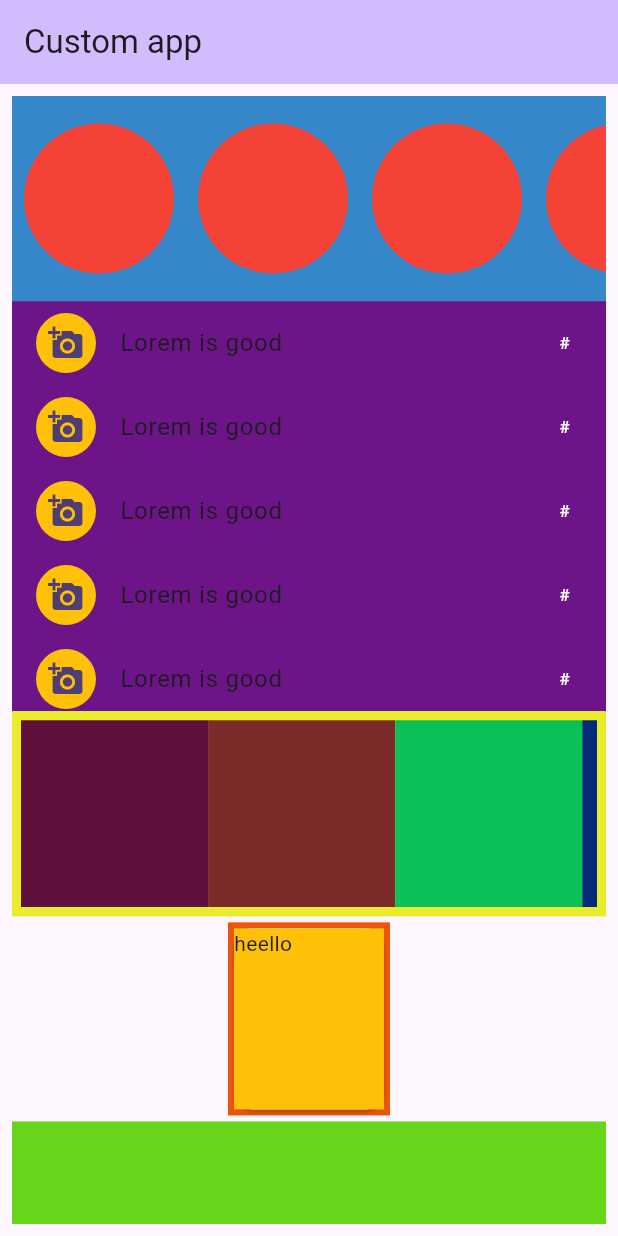
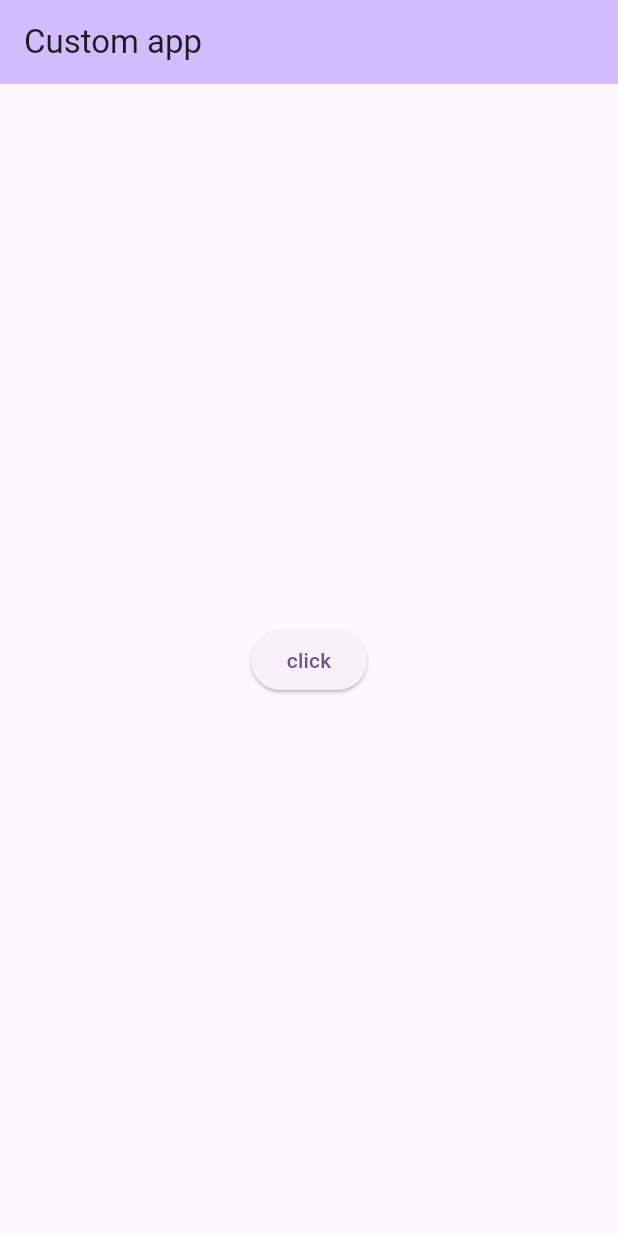
Before and after one commit to Foysalrabby/flutterparitce50, a Flutter app: the screen it shows after launch, on a phone screen of 412 x 824 dp. Run offline on Flutter 3.47's test engine with Material 3 defaults, Android fonts, the phone set to English and light mode, and no system bars.

Commit message:
create uihelper folder and custom.dart fil;e to call body

```diff
--- /dev/null
+++ b/myapp/lib/Uihelpercoustom/custowaget.dart
@@ -0,0 +1,11 @@
+import 'package:flutter/material.dart';
+import 'package:flutter/widgets.dart';
+
+class custombutton extends StatelessWidget {
+  // final buttonmane=required;
+  // final icon
+  @override
+  Widget build(BuildContext context) {
+    return ElevatedButton(onPressed: () {}, child: Text("ROUNDED"));
+  }
+}
--- a/myapp/lib/main.dart
+++ b/myapp/lib/main.dart
@@ -33,117 +33,16 @@ class MyHomePage extends StatefulWidget {
 class _MyHomePageState extends State<MyHomePage> {
   @override
   Widget build(BuildContext context) {
-    var arrycolor = [
-      Color.fromARGB(255, 95, 16, 60),
-      Color.fromARGB(255, 124, 42, 42),
-      Color.fromARGB(255, 11, 192, 86),
-      Color.fromARGB(255, 4, 42, 126)
-    ];
+
     return Scaffold(
         appBar: AppBar(
           backgroundColor: Theme.of(context).colorScheme.inversePrimary,
           title: Text(widget.title),
         ),
-        body: Container(
-          padding: EdgeInsets.all(8),
-          child: Column(children: [
-            Expanded(
-              flex: 2,
-              child: Container(
-                height: 150,
-                color: Color.fromARGB(255, 55, 136, 202),
-                child: ListView.builder(
-                  itemBuilder: (context, index) => Padding(
-                    padding: EdgeInsets.all(8),
-                    child: SizedBox(
-                      width: 100,
-                      child: CircleAvatar(
-                        backgroundColor: Colors.red,
-                      ),
-                    ),
-                  ),
-                  itemCount: 5,
-                  scrollDirection: Axis.horizontal,
-                ),
-              ),
-            ),
-            Expanded(
-              flex: 4,
-              child: Container(
-                height: 200,
-                color: Color.fromARGB(255, 109, 21, 136),
-                child: ListView.builder(
-                  itemBuilder: (context, index) {
-                    return (ListTile(
-                      leading: CircleAvatar(
-                        backgroundColor: Colors.amber, //leading sit first
-                        child: Icon(Icons.add_a_photo),
-                      ),
-                      title: Text("Lorem is good"), //tittle second
-                      trailing: Text(
-                        "#",
-                        style: TextStyle(color: Colors.white),
-                      ), //last bose
-                    ));
-                  },
-                  itemCount: 10,
-                ),
-              ),
-            ),
-            Expanded(
-              flex: 2,
-              child: Container(
-                  height: 200,
-                  color: Color.fromARGB(255, 233, 236, 43),
-                  child: Padding(
-                    padding: EdgeInsets.all(6),
-                    child: GridView.builder(
-                      gridDelegate: SliverGridDelegateWithFixedCrossAxisCount(
-                          crossAxisCount: 1),
-                      itemBuilder: (context, index) {
-                        return Container(
-                          color: arrycolor[index],
-                        );
-                      },
-                      itemCount: arrycolor.length,
-                      scrollDirection: Axis.horizontal,
-                    ),
-                  )),
-            ),
-            Craditems(),  //to call
-            Expanded(
-              flex: 1,
-              child: Container(
-                height: 150,
-                color: Color.fromARGB(255, 102, 214, 27),
-              ),
-            ),
-          ]),
+        body: Center(
+           child: ElevatedButton(onPressed: (){
+
+           },child: Text("click"),),
         ));
   }
 }
-
-class Craditems extends StatelessWidget {
-  @override
-  Widget build(BuildContext context) {
-    return
-       Expanded(
-              flex: 2,
-              child: Container(
-                height: 150,
-                color: Color.fromARGB(255, 235, 85, 16),
-                margin: EdgeInsets.only(top: 4, bottom: 4),
-                child: Card(
-                  child: Container(
-                    width: 100,
-                    height: 50,
-                    color: Colors.amber,
-                    child: Text("heello"),
-                  ),
-                ),
-              ),
-            );
-
-
-  }
-}
```
